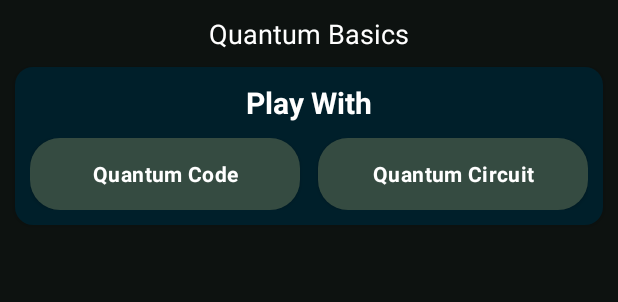
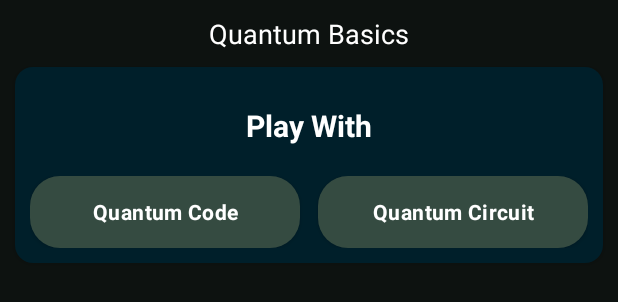
Before and after one commit to mukeshkumhar/Quantum-Simulator-App, an Android app: the layout activity_main.xml on its own in the app's theme, with its tools: preview values and no code run, on a phone screen of 412 x 824 dp. Shown: the top 302 px of the screen. Run offline under Robolectric (Android 15) with nearby library versions, the phone set to English and light mode, and no system bars.

Commit message:
Production API integration and UI adjustments
- Updated `BASE_URL` in `RetrofitInstance.kt` to the production API endpoint.
- Commented out `android:usesCleartextTraffic="true"` and a related comment in `AndroidManifest.xml`.
- Modified layout margins and added a View for spacing in `activity_main.xml`.
- Updated the default text in `activity_quantum_editor.xml`.
- Changed the result animation text in `QuantumCircuitActivity.kt` to "Quantum Circuit Response Done".
- Incremented `agp` version in `libs.versions.toml`.

```diff
--- a/app/src/main/AndroidManifest.xml
+++ b/app/src/main/AndroidManifest.xml
@@ -3,7 +3,7 @@
     xmlns:tools="http://schemas.android.com/tools">
 
     <uses-permission android:name="android.permission.INTERNET" />
-
+<!--android:usesCleartextTraffic="true"-->
     <application
         android:allowBackup="true"
         android:dataExtractionRules="@xml/data_extraction_rules"
@@ -11,7 +11,6 @@
         android:icon="@mipmap/ic_launcher"
         android:label="@string/app_name"
         android:roundIcon="@mipmap/ic_launcher_round"
-        android:usesCleartextTraffic="true"
         android:supportsRtl="true"
         android:theme="@style/Theme.QuantumSimulator"
         tools:targetApi="31">
--- a/app/src/main/java/com/example/quantumsimulator/Activity/QuantumCircuitActivity.kt
+++ b/app/src/main/java/com/example/quantumsimulator/Activity/QuantumCircuitActivity.kt
@@ -266,7 +266,8 @@ class QuantumCircuitActivity : AppCompatActivity() {
                         val result = response.body()
                         hideLoadingDialog()
                         println("Result From API: $result")
-                        animateResultTyping(result?.circuit_diagram.toString())
+//                        animateResultTyping(result?.circuit_diagram.toString())
+                        animateResultTyping("Quantum Circuit Response Done")
 
                         val circuitBase64 = result?.circuit_diagram_image ?: ""
                         val imageView = binding.circuitImage
--- a/app/src/main/java/com/example/quantumsimulator/URLs/RetrofitInstance.kt
+++ b/app/src/main/java/com/example/quantumsimulator/URLs/RetrofitInstance.kt
@@ -2,5 +2,6 @@ package com.example.quantumsimulator.URLs
 
 object RetrofitInstance {
 
-    const val BASE_URL = "http://10.0.2.2:8000/"
+//    const val BASE_URL = "http://10.0.2.2:8000/"
+    const val BASE_URL = "https://quantum-backend-1fwa.onrender.com/"
 }
--- a/app/src/main/res/layout/activity_main.xml
+++ b/app/src/main/res/layout/activity_main.xml
@@ -50,7 +50,8 @@
                         android:id="@+id/textView2"
                         android:layout_width="wrap_content"
                         android:layout_height="wrap_content"
-                        android:layout_marginTop="10sp"
+                        android:layout_marginTop="25sp"
+                        android:layout_marginBottom="10sp"
                         android:text="Play With"
                         android:textColor="@color/md_theme_onSecondary"
                         android:textSize="20sp"
@@ -97,10 +98,9 @@
                 android:layout_width="match_parent"
                 android:layout_height="wrap_content"
                 tools:itemCount="4"/>
-
-
-
-
+            <View
+                android:layout_width="match_parent"
+                android:layout_height="50sp"/>
 
         </LinearLayout>
     </ScrollView>
--- a/app/src/main/res/layout/activity_quantum_editor.xml
+++ b/app/src/main/res/layout/activity_quantum_editor.xml
@@ -79,7 +79,7 @@
                 android:id="@+id/editor"
                 android:layout_width="match_parent"
                 android:layout_height="400sp"
-                app:text="qc = QuantumCircuit(2)\nqc.h(0)\nqc.cx(0, 1)\nprint('Bell State Created!')"
+                app:text="qc = QuantumCircuit(2)\nqc.h(0)\nqc.cx(0, 1)\nprint('My First Quantum Code!')"
                 android:focusable="true"
                 android:focusableInTouchMode="true"
                 app:textSize="16sp"/>
--- a/gradle/libs.versions.toml
+++ b/gradle/libs.versions.toml
@@ -1,5 +1,5 @@
 [versions]
-agp = "8.10.0"
+agp = "8.10.1"
 kotlin = "2.0.21"
 coreKtx = "1.16.0"
 junit = "4.13.2"
```
